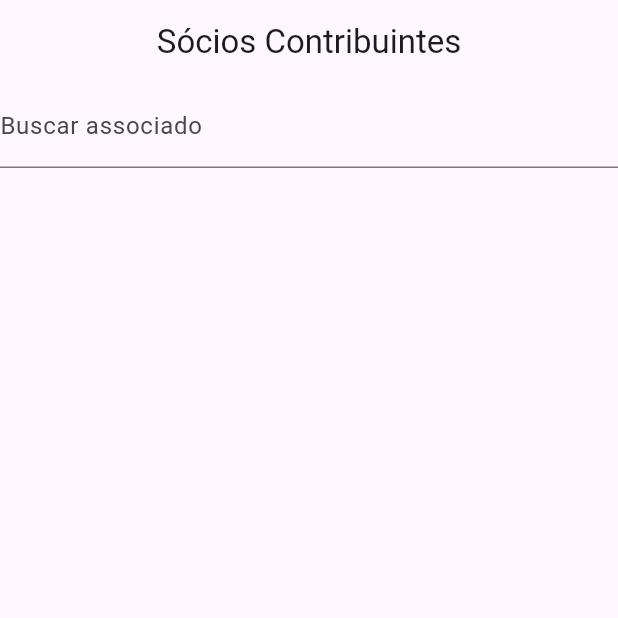
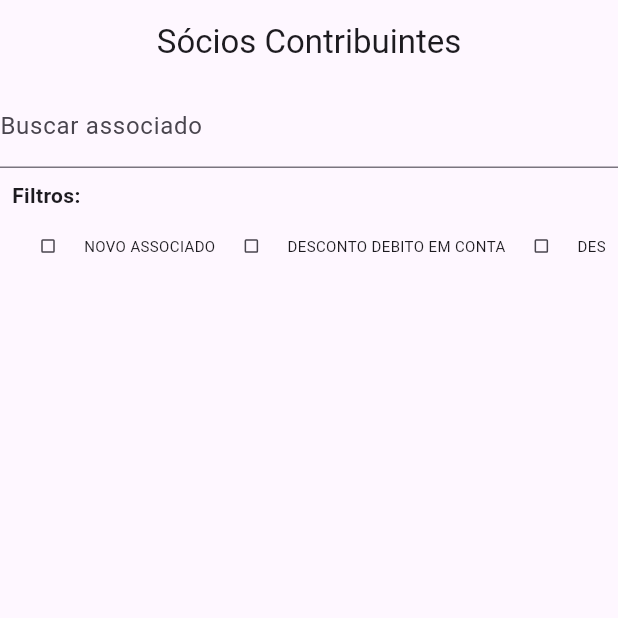
Before and after one commit to HebertCampos/remessas, a Flutter app: the screen it shows after launch, on a phone screen of 412 x 824 dp, the top half of it. Run offline on Flutter 3.47's test engine with Material 3 defaults, Android fonts, the phone set to English and light mode, and no system bars; network calls fail.

Commit message:
Adicionando filtros de tipo de cobrança

```diff
--- a/lib/pages/home_page.dart
+++ b/lib/pages/home_page.dart
@@ -16,13 +16,33 @@ class _HomePageState extends State<HomePage> {
   bool _isLoading = true;
   TextEditingController searchController = TextEditingController();
 
+  // Variáveis para os checkboxes
+  List<String> tiposCobranca = [
+    'NOVO ASSOCIADO',
+    'DESCONTO DEBITO EM CONTA',
+    'DESCONTO EM FOLHA',
+    'DESCONTO ASFAL-SAUDE'
+  ];
+  Map<String, bool> selectedTiposCobranca = {
+    'NOVO ASSOCIADO': false,
+    'DESCONTO DEBITO EM CONTA': false,
+    'DESCONTO EM FOLHA': false,
+    'DESCONTO ASFAL-SAUDE': false,
+  };
+
   @override
   void initState() {
     super.initState();
-    fetchPacientes();
+    fetchAssociados();
   }
 
-  void fetchPacientes() async {
+  @override
+  void dispose() {
+    searchController.dispose(); // Limpa o controller
+    super.dispose();
+  }
+
+  void fetchAssociados() async {
     try {
       List<AssociadosModel> fetchAssociados = await apiServices.getAssociados();
       setState(() {
@@ -34,24 +54,41 @@ class _HomePageState extends State<HomePage> {
       setState(() {
         _isLoading = false;
       });
-      throw 'Erro ao carregar associados: $e';
+      ScaffoldMessenger.of(context).showSnackBar(
+        SnackBar(content: Text('Erro ao carregar associados: $e')),
+      );
     }
   }
 
-  void filterSeach(String query) {
-    if (query.isNotEmpty) {
-      List<AssociadosModel> filteredList = associados
-          .where((associados) =>
-              associados.nome.toLowerCase().contains(query.toLowerCase()))
+  void filterSearch(String query) {
+    List<AssociadosModel> filteredList = associados.where((associado) {
+      // Verifica se o nome contém a busca
+      final matchesSearch =
+          associado.nome.toLowerCase().contains(query.toLowerCase());
+
+      // Verifica se o tipo de cobrança está selecionado
+      final matchesTipoCobranca = selectedTiposCobranca.entries
+          .where((entry) => entry.value) // Verifica checkboxes selecionados
+          .map((entry) => entry.key) // Pega as chaves (tipos de cobrança)
           .toList();
+
+      // Se não houver nenhum checkbox selecionado, considera como um match
+      if (matchesTipoCobranca.isEmpty) return matchesSearch;
+
+      // Verifica se o tipo de cobrança do associado está na lista de selecionados
+      final matchesTipo = matchesTipoCobranca.contains(associado.tipoCobranca);
+
+      return matchesSearch && matchesTipo;
+    }).toList();
+
     setState(() {
       filteredAssociados = filteredList;
     });
-    } else {
-      setState(() {
-        filteredAssociados = associados;
-      });
   }
+
+  void filterTiposCobranca() {
+    filterSearch(searchController
+        .text); // Atualiza o filtro quando um checkbox é marcado/desmarcado
   }
 
   @override
@@ -72,17 +109,57 @@ class _HomePageState extends State<HomePage> {
               children: [
                 TextField(
                   controller: searchController,
-                  onChanged: (value) => filterSeach(value),
+                  onChanged: (value) => filterSearch(value),
                   decoration:
                       const InputDecoration(labelText: 'Buscar associado'),
+                ),
+                Padding(
+                  padding: const EdgeInsets.all(8.0),
+                  child: Column(
+                    crossAxisAlignment: CrossAxisAlignment.start,
+                    children: [
+                      const Text('Filtros:',
+                          style: TextStyle(
+                              fontSize: 14, fontWeight: FontWeight.bold)),
+                      SingleChildScrollView(
+                        scrollDirection: Axis.horizontal,
+                        child: Row(
+                          children: tiposCobranca.map((tipo) {
+                            return Row(
+                              children: [
+                                Transform.scale(
+                                  scale: 0.5,
+                                  child: Checkbox(
+                                    value: selectedTiposCobranca[tipo],
+                                    onChanged: (bool? value) {
+                                      setState(() {
+                                        selectedTiposCobranca[tipo] = value!;
+                                      });
+                                      filterTiposCobranca();
+                                    },
+                                  ),
+                                ),
+                                Text(
+                                  tipo,
+                                  style: const TextStyle(fontSize: 10),
+                                ),
+                              ],
+                            );
+                          }).toList(),
+                        ),
+                      ),
+                    ],
+                  ),
                 ),
                 Expanded(
                   child: ListView.builder(
                     itemCount: filteredAssociados.length,
                     itemBuilder: (context, index) {
                       final associado = filteredAssociados[index];
-                          return Text(associado.nome);
-                        }))
+                      return CardListAssociadosComponent(associado: associado);
+                    },
+                  ),
+                ),
               ],
             )
         ],
@@ -90,3 +167,24 @@ class _HomePageState extends State<HomePage> {
     );
   }
 }
+
+class CardListAssociadosComponent extends StatelessWidget {
+  const CardListAssociadosComponent({
+    super.key,
+    required this.associado,
+  });
+
+  final AssociadosModel associado;
+
+  @override
+  Widget build(BuildContext context) {
+    return Card(
+      elevation: 5,
+      child: ListTile(
+        leading: Text('Código\n${associado.codTitular}'),
+        title: Text(associado.nome),
+        subtitle: Text(associado.tipoCobranca),
+      ),
+    );
+  }
+}
```
Lines whose indentation alone changed are shown as unchanged.
